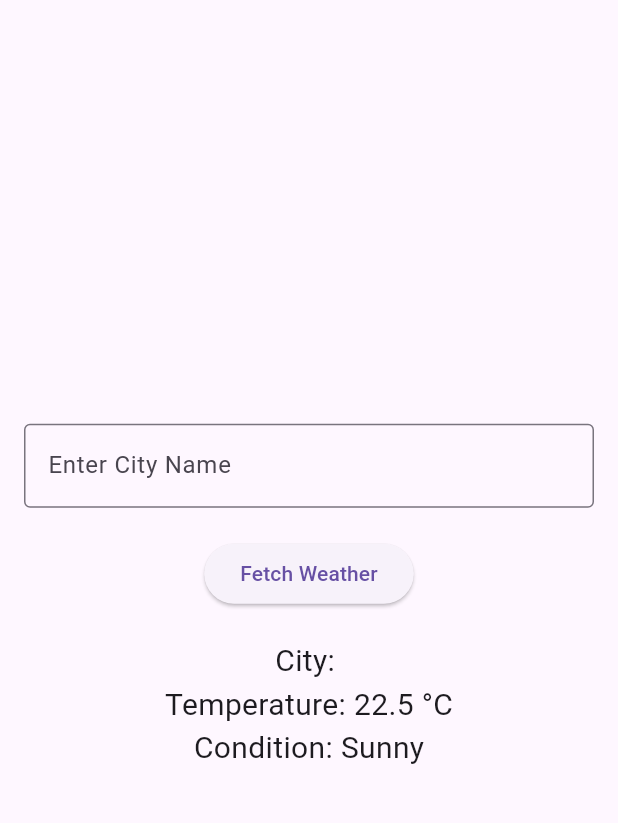
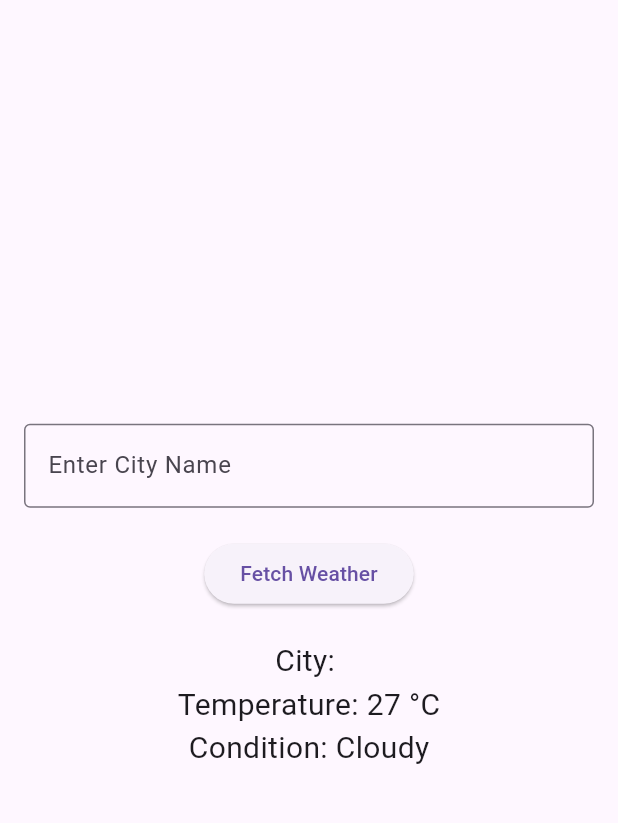
Before and after one commit to Shreyareddy003/weatherinfoapp, a Flutter app: the screen it shows after launch, after a tap on "Fetch Weather", on a phone screen of 412 x 824 dp, the part 63-886 px from its top. Run offline on Flutter 3.47's test engine with Material 3 defaults, Android fonts, the phone set to English and light mode, and no system bars.

Commit message:
Simulated weather data for input city

```diff
--- a/lib/main.dart
+++ b/lib/main.dart
@@ -1,4 +1,5 @@
 import 'package:flutter/material.dart';
+import 'dart:math';
 
 void main() {
   runApp(WeatherInfoApp());
@@ -29,11 +30,21 @@ class _WeatherHomePageState extends State<WeatherHomePage> {
   String _weatherCondition = '';
 
   void _fetchWeather() {
-    // Simulate fetching weather data (to be implemented later)
+    // Simulate fetching weather data
     setState(() {
       _cityName = _controller.text;
-      _temperature = '${(15 + (30 - 15) * (0.5)).toStringAsFixed(1)} °C'; // Example temp
-      _weatherCondition = 'Sunny'; // Example condition
+
+      // Generate a random temperature between 15 and 30
+      int minTemp = 15;
+      int maxTemp = 30;
+      int randomTemp = Random().nextInt(maxTemp - minTemp + 1) + minTemp;
+
+      // Randomly select a weather condition
+      List<String> conditions = ['Sunny', 'Cloudy', 'Rainy'];
+      String randomCondition = conditions[Random().nextInt(conditions.length)];
+
+      _temperature = '$randomTemp °C';
+      _weatherCondition = randomCondition;
     });
   }
 
```
